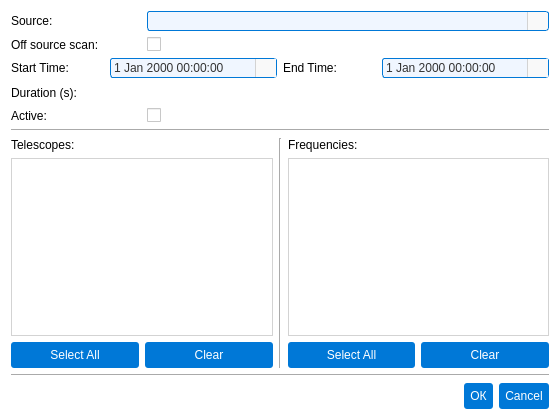
Old version of the form pastrocore/gui_pyside/dialog_editor_scan.ui in the repository Torward1024/pAstroCORE.
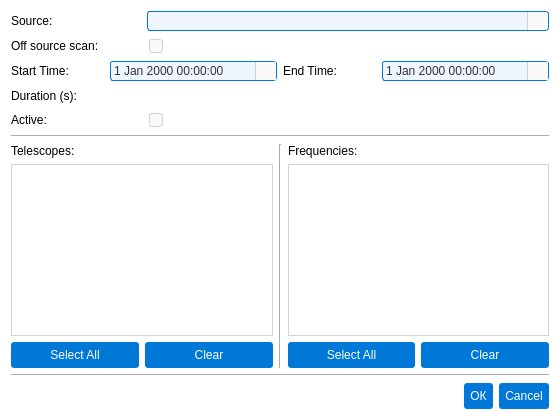
New version of the form. Icons and pictures are not drawn.

Diff of the .ui file:
```diff
--- a/pastrocore/gui_pyside/dialog_editor_scan.ui
+++ b/pastrocore/gui_pyside/dialog_editor_scan.ui
@@ -101,6 +101,85 @@
    </item>
    <item row="9" column="1">
     <widget class="QCheckBox" name="chk_active">
+     <property name="styleSheet">
+      <string notr="true">/* Основной стиль QCheckBox */
+QCheckBox {
+    font-family: Arial;
+    font-size: 9pt;
+    color: #333333;
+    spacing: 6px;
+    padding: 2px;
+    outline: none;
+}
+
+QCheckBox::item {
+    padding: 2px;
+}
+
+/* Индикатор чекбокса */
+QCheckBox::indicator {
+    width: 12px;
+    height: 12px;
+    border-radius: 3px;
+    border: 1px solid #d3d3d3;
+    background-color: #f9f9f9;
+}
+
+/* Unchecked состояние */
+QCheckBox::indicator:unchecked {
+    border: 1px solid #d3d3d3;
+    background-color: #f9f9f9;
+    image: none;
+}
+
+QCheckBox::indicator:unchecked:hover {
+    border: 1px solid #1a8cff;
+    background-color: #f0f6ff;
+    image: none;
+}
+
+QCheckBox::indicator:unchecked:focus {
+    border: 1px solid #005bb5;
+    background-color: #f0f6ff;
+    image: none;
+}
+
+/* Checked состояние - БЕЛЫЙ ФОН, стандартная граница */
+QCheckBox::indicator:checked {
+    border: 1px solid #0078d7;
+    background-color: #ffffff; /* Белый фон */
+    image: url(:/icons/check_icon.svg);
+}
+
+QCheckBox::indicator:checked:hover {
+    border: 1px solid #1a8cff; /* Стандартная толщина */
+    background-color: #ffffff; /* Белый фон */
+    image: url(:/icons/check_icon_hover.svg);
+}
+
+QCheckBox::indicator:checked:focus {
+    border: 1px solid #005bb5; /* Стандартная толщина */
+    background-color: #ffffff; /* Белый фон */
+    image: url(:/icons/check_icon.svg);
+}
+
+/* Disabled состояния */
+QCheckBox::indicator:unchecked:disabled {
+    border: 1px solid #e0e0e0;
+    background-color: #f5f5f5;
+    image: none;
+}
+
+QCheckBox::indicator:checked:disabled {
+    border: 1px solid #cccccc;
+    background-color: #f0f0f0; /* Светло-серый фон */
+    image: url(:/icons/check_icon_disabled.svg);
+}
+
+QCheckBox:disabled {
+    color: #999999;
+}</string>
+     </property>
      <property name="text">
       <string/>
      </property>
@@ -108,6 +187,85 @@
    </item>
    <item row="2" column="1">
     <widget class="QCheckBox" name="chk_offsource">
+     <property name="styleSheet">
+      <string notr="true">/* Основной стиль QCheckBox */
+QCheckBox {
+    font-family: Arial;
+    font-size: 9pt;
+    color: #333333;
+    spacing: 6px;
+    padding: 2px;
+    outline: none;
+}
+
+QCheckBox::item {
+    padding: 2px;
+}
+
+/* Индикатор чекбокса */
+QCheckBox::indicator {
+    width: 12px;
+    height: 12px;
+    border-radius: 3px;
+    border: 1px solid #d3d3d3;
+    background-color: #f9f9f9;
+}
+
+/* Unchecked состояние */
+QCheckBox::indicator:unchecked {
+    border: 1px solid #d3d3d3;
+    background-color: #f9f9f9;
+    image: none;
+}
+
+QCheckBox::indicator:unchecked:hover {
+    border: 1px solid #1a8cff;
+    background-color: #f0f6ff;
+    image: none;
+}
+
+QCheckBox::indicator:unchecked:focus {
+    border: 1px solid #005bb5;
+    background-color: #f0f6ff;
+    image: none;
+}
+
+/* Checked состояние - БЕЛЫЙ ФОН, стандартная граница */
+QCheckBox::indicator:checked {
+    border: 1px solid #0078d7;
+    background-color: #ffffff; /* Белый фон */
+    image: url(:/icons/check_icon.svg);
+}
+
+QCheckBox::indicator:checked:hover {
+    border: 1px solid #1a8cff; /* Стандартная толщина */
+    background-color: #ffffff; /* Белый фон */
+    image: url(:/icons/check_icon_hover.svg);
+}
+
+QCheckBox::indicator:checked:focus {
+    border: 1px solid #005bb5; /* Стандартная толщина */
+    background-color: #ffffff; /* Белый фон */
+    image: url(:/icons/check_icon.svg);
+}
+
+/* Disabled состояния */
+QCheckBox::indicator:unchecked:disabled {
+    border: 1px solid #e0e0e0;
+    background-color: #f5f5f5;
+    image: none;
+}
+
+QCheckBox::indicator:checked:disabled {
+    border: 1px solid #cccccc;
+    background-color: #f0f0f0; /* Светло-серый фон */
+    image: url(:/icons/check_icon_disabled.svg);
+}
+
+QCheckBox:disabled {
+    color: #999999;
+}</string>
+     </property>
      <property name="text">
       <string/>
      </property>
```
